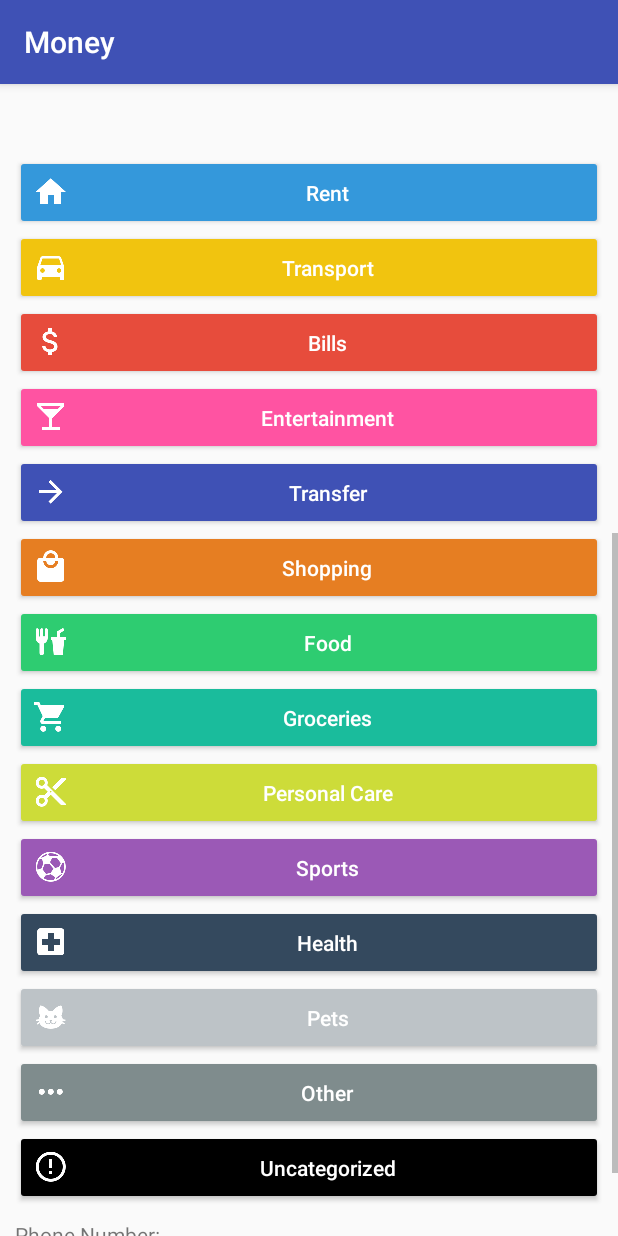
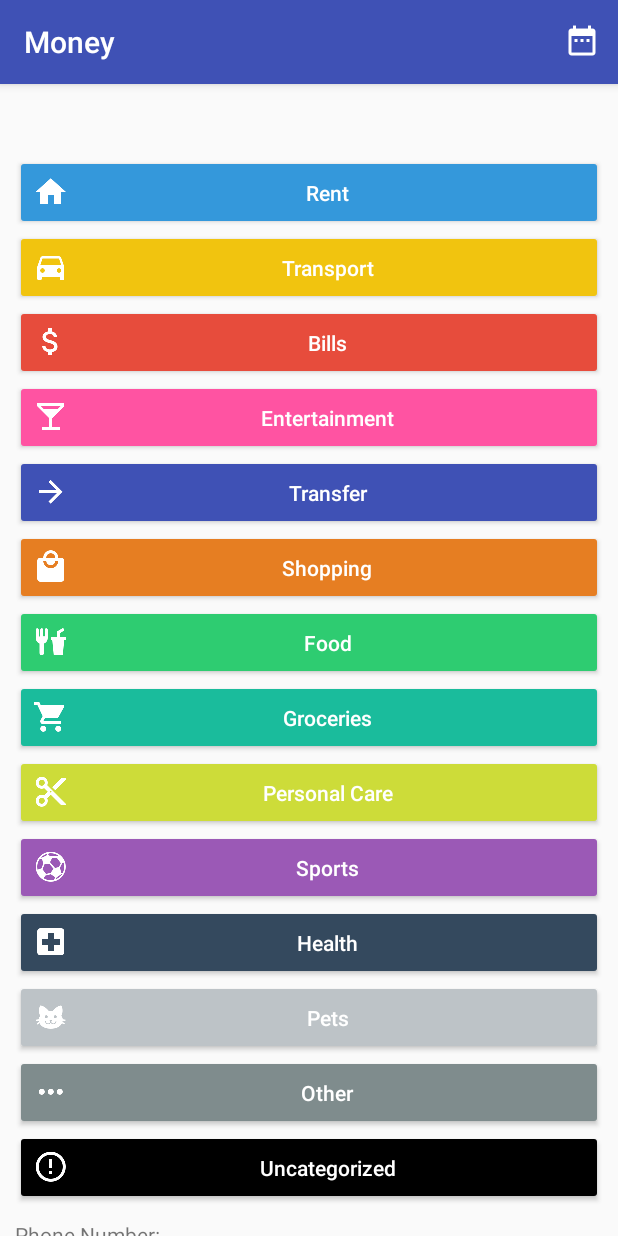
Before and after one commit to Copy33/Money, an Android app: the screen it shows after launch (MainActivity), scrolled down 537 dp, on a phone screen of 412 x 824 dp. Run offline under Robolectric (Android 15) with nearby library versions, the phone set to English and light mode, and no system bars; libraries missing offline, so code that uses them is left out: com.github.mikephil.charting; 12 statements that could not run were skipped.

Commit message:
Added toolbar support and toolbar calendar range icon.

```diff
--- a/app/src/main/AndroidManifest.xml
+++ b/app/src/main/AndroidManifest.xml
@@ -2,9 +2,9 @@
 <manifest xmlns:android="http://schemas.android.com/apk/res/android"
           package="com.joemerhej.money">
 
-    <uses-permission android:name="android.permission.RECEIVE_SMS" />
-    <uses-permission android:name="android.permission.READ_SMS" />
-    <uses-permission android:name="android.permission.SEND_SMS" />
+    <uses-permission android:name="android.permission.RECEIVE_SMS"/>
+    <uses-permission android:name="android.permission.READ_SMS"/>
+    <uses-permission android:name="android.permission.SEND_SMS"/>
 
     <application
         android:allowBackup="true"
@@ -13,7 +13,10 @@
         android:roundIcon="@mipmap/ic_launcher_round"
         android:supportsRtl="true"
         android:theme="@style/AppTheme">
-        <activity android:name=".activities.MainActivity">
+        <activity
+            android:name=".activities.MainActivity"
+            android:label="@string/app_name"
+            android:theme="@style/AppTheme.NoActionBar">
             <intent-filter>
                 <action android:name="android.intent.action.MAIN"/>
 
@@ -26,7 +29,7 @@
             android:enabled="true"
             android:exported="true">
             <intent-filter android:priority="1000">
-                <action android:name="android.provider.Telephony.SMS_RECEIVED" />
+                <action android:name="android.provider.Telephony.SMS_RECEIVED"/>
             </intent-filter>
         </receiver>
 
--- a/app/src/main/java/com/joemerhej/money/activities/MainActivity.java
+++ b/app/src/main/java/com/joemerhej/money/activities/MainActivity.java
@@ -15,9 +15,12 @@ import android.support.v4.content.ContextCompat;
 import android.support.v4.view.ViewPager;
 import android.support.v7.app.AlertDialog;
 import android.support.v7.app.AppCompatActivity;
+import android.support.v7.widget.Toolbar;
 import android.os.Bundle;
 import android.text.TextUtils;
 import android.util.Log;
+import android.view.Menu;
+import android.view.MenuItem;
 import android.view.View;
 import android.widget.EditText;
 import android.widget.TextView;
@@ -125,6 +128,10 @@ public class MainActivity extends AppCompatActivity implements Observer
         SmsObservable.getInstance().addObserver(this);
         // =========================================================================================
 
+        // set up toolbar
+        Toolbar toolbar = findViewById(R.id.main_toolbar);
+        setSupportActionBar(toolbar);
+
         // set up views
         mAccountBalanceTextView = findViewById(R.id.account_balance_text_view);
         mViewPager = findViewById(R.id.main_charts_view_pager);
@@ -144,8 +151,8 @@ public class MainActivity extends AppCompatActivity implements Observer
             SimpleDateFormat sdf = new SimpleDateFormat("dd/MM/yyy");
             try
             {
-                Date fromDate = sdf.parse("25/10/2016");
-                Date toDate = sdf.parse("03/11/2018");
+                Date fromDate = sdf.parse("25/10/2017");
+                Date toDate = sdf.parse("03/11/2017");
                 smsList = SmsUtils.getAllSms(this, "EmiratesNBD", fromDate, toDate);
             }
             catch(ParseException e)
@@ -177,7 +184,7 @@ public class MainActivity extends AppCompatActivity implements Observer
         mAccountBalanceTextView.setText(NumberFormat.getNumberInstance(Locale.US).format(mMainAccount.getBalance().intValue()) + " " + mMainAccount.getCurrency().toString());
 
         // fill in the transactions by category
-        populateAccounts();
+        populateCategoryAccounts();
 
         // match transfers to eliminate transfers within account
         matchTransfers();
@@ -194,7 +201,7 @@ public class MainActivity extends AppCompatActivity implements Observer
 
     }
 
-    private void populateAccounts()
+    private void populateCategoryAccounts()
     {
         for(Transaction t : mMainAccount.getTransactions())
         {
@@ -461,6 +468,31 @@ public class MainActivity extends AppCompatActivity implements Observer
     }
 
     @Override
+    public boolean onCreateOptionsMenu(Menu menu)
+    {
+        // Inflate the menu; this adds items to the action bar if it is present.
+        getMenuInflater().inflate(R.menu.menu_main, menu);
+        return true;
+    }
+
+    @Override
+    public boolean onOptionsItemSelected(MenuItem item)
+    {
+        // Handle action bar item clicks here. The action bar will
+        // automatically handle clicks on the Home/Up button, so long
+        // as you specify a parent activity in AndroidManifest.xml.
+        int id = item.getItemId();
+
+        //noinspection SimplifiableIfStatement
+        if(id == R.id.actions_calendar_range)
+        {
+            return true;
+        }
+
+        return super.onOptionsItemSelected(item);
+    }
+
+    @Override
     public void update(Observable observable, Object data)
     {
         Toast.makeText(this, "observed!", Toast.LENGTH_SHORT).show();
--- a/app/src/main/java/com/joemerhej/money/sms/SmsUtils.java
+++ b/app/src/main/java/com/joemerhej/money/sms/SmsUtils.java
@@ -313,7 +313,7 @@ public class SmsUtils
     }
 
     // ============================================================================================================================================================
-    // returns a list of all sms on the device from a specific address received between a date range
+    // returns a list of all sms on the device from a specific address received in [fromDate, toDate).
     // ============================================================================================================================================================
     public static List<Sms> getAllSms(Context context, final String fromAddress, final Date fromDate, final Date toDate)
     {
--- a/app/src/main/java/com/joemerhej/money/transaction/TransactionCategorizer.java
+++ b/app/src/main/java/com/joemerhej/money/transaction/TransactionCategorizer.java
@@ -54,6 +54,9 @@ public class TransactionCategorizer
         mCategoryMap.put("supermarket", TransactionCategory.GROCERIES.toString());
         mCategoryMap.put("minimarket", TransactionCategory.GROCERIES.toString());
         mCategoryMap.put("hypermarket", TransactionCategory.GROCERIES.toString());
+        mCategoryMap.put("grocer", TransactionCategory.GROCERIES.toString());
+        mCategoryMap.put("elgrocer", TransactionCategory.GROCERIES.toString());
+        mCategoryMap.put("instashop", TransactionCategory.GROCERIES.toString());
 
         mCategoryMap.put("food", TransactionCategory.FOOD.toString());
         mCategoryMap.put("restaurant", TransactionCategory.FOOD.toString());
--- a/app/src/main/res/layout/activity_main.xml
+++ b/app/src/main/res/layout/activity_main.xml
@@ -1,11 +1,30 @@
 <?xml version="1.0" encoding="utf-8"?>
-<ScrollView
+<android.support.design.widget.CoordinatorLayout
     xmlns:android="http://schemas.android.com/apk/res/android"
     xmlns:app="http://schemas.android.com/apk/res-auto"
     xmlns:tools="http://schemas.android.com/tools"
     android:layout_width="match_parent"
     android:layout_height="match_parent"
     tools:context="com.joemerhej.money.activities.MainActivity">
+
+    <android.support.design.widget.AppBarLayout
+        android:id="@+id/main_appbar"
+        android:layout_width="match_parent"
+        android:layout_height="wrap_content"
+        android:theme="@style/AppTheme.AppBarOverlay">
+
+        <android.support.v7.widget.Toolbar
+            android:id="@+id/main_toolbar"
+            android:layout_width="match_parent"
+            android:layout_height="?attr/actionBarSize"
+            android:background="?attr/colorPrimary"
+            app:popupTheme="@style/AppTheme.PopupOverlay"/>
+    </android.support.design.widget.AppBarLayout>
+
+    <android.support.v4.widget.NestedScrollView
+        android:layout_width="match_parent"
+        android:layout_height="wrap_content"
+        app:layout_behavior="@string/appbar_scrolling_view_behavior">
 
         <LinearLayout
             android:layout_width="match_parent"
@@ -32,8 +51,8 @@
                 android:id="@+id/main_charts_view_pager"
                 android:layout_width="match_parent"
                 android:layout_height="350dp"
-            app:layout_behavior="@string/appbar_scrolling_view_behavior"
-            android:nestedScrollingEnabled="false">
+                android:nestedScrollingEnabled="false"
+                app:layout_behavior="@string/appbar_scrolling_view_behavior">
             </android.support.v4.view.ViewPager>
 
             <LinearLayout
@@ -381,5 +400,6 @@
             </LinearLayout>
 
         </LinearLayout>
+    </android.support.v4.widget.NestedScrollView>
 
-</ScrollView>
+</android.support.design.widget.CoordinatorLayout>
--- /dev/null
+++ b/app/src/main/res/menu/menu_main.xml
@@ -0,0 +1,12 @@
+<?xml version="1.0" encoding="utf-8"?>
+<menu xmlns:android="http://schemas.android.com/apk/res/android"
+      xmlns:app="http://schemas.android.com/apk/res-auto"
+      xmlns:tools="http://schemas.android.com/tools"
+      tools:context="com.joemerhej.money.activities.MainActivity">
+    <item
+        android:id="@+id/actions_calendar_range"
+        android:orderInCategory="100"
+        android:title="@string/menu_calendar_range_title"
+        android:icon="@drawable/ic_calendar_range_white_24dp"
+        app:showAsAction="always"/>
+</menu>
--- a/app/src/main/res/values/strings.xml
+++ b/app/src/main/res/values/strings.xml
@@ -9,6 +9,8 @@
     <string name="spending_title">Spending</string>
     <string name="income_title">Income</string>
 
-    <string name="section_format">Hello World from section: %1$d</string>
+    <string name="menu_calendar_range_title">Range</string>
+
+
 
 </resources>
--- a/app/src/main/res/values/styles.xml
+++ b/app/src/main/res/values/styles.xml
@@ -8,4 +8,13 @@
         <item name="colorAccent">@color/colorAccent</item>
     </style>
 
+    <style name="AppTheme.NoActionBar">
+        <item name="windowActionBar">false</item>
+        <item name="windowNoTitle">true</item>
+    </style>
+
+    <style name="AppTheme.AppBarOverlay" parent="ThemeOverlay.AppCompat.Dark.ActionBar"/>
+
+    <style name="AppTheme.PopupOverlay" parent="ThemeOverlay.AppCompat.Light"/>
+
 </resources>
```
Also changed, not shown: app/src/main/res/drawable-hdpi/ic_calendar_range_white_24dp.png (added), app/src/main/res/drawable-mdpi/ic_calendar_range_white_24dp.png (added), app/src/main/res/drawable-xhdpi/ic_calendar_range_white_24dp.png (added), app/src/main/res/drawable-xxhdpi/ic_calendar_range_white_24dp.png (added), app/src/main/res/drawable-xxxhdpi/ic_calendar_range_white_24dp.png (added). Lines whose indentation alone changed are shown as unchanged.
